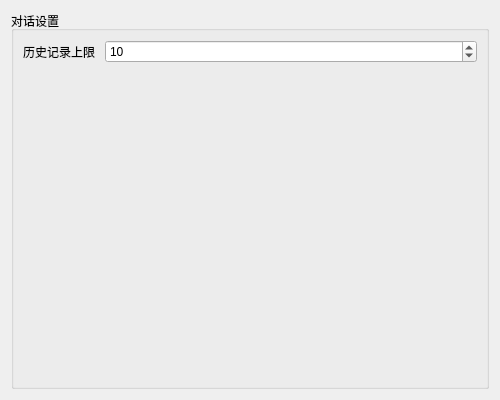
Old version of the form ui/settingswindow/pages/page_general.ui in the repository qiuye-zhou/AkiDesk.
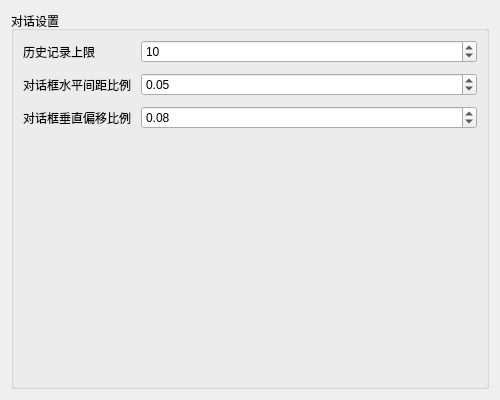
New version of the form.

Commit message: feat：添加自定义配置对话框相对位置

```diff
--- a/ui/settingswindow/pages/page_general.ui
+++ b/ui/settingswindow/pages/page_general.ui
@@ -29,6 +29,42 @@
         <property name="toolTip"><string>对话历史最多保留的条数，超出后自动删除最旧的记录</string></property>
        </widget>
       </item>
+      <item row="1" column="0">
+       <widget class="QLabel" name="lblDialogGapRatio">
+        <property name="text"><string>对话框水平间距比例</string></property>
+       </widget>
+      </item>
+      <item row="1" column="1">
+       <widget class="QDoubleSpinBox" name="spinDialogGapRatio">
+        <property name="minimum"><double>-1.000000000000000</double></property>
+        <property name="maximum"><double>1.000000000000000</double></property>
+        <property name="singleStep"><double>0.010000000000000</double></property>
+        <property name="decimals"><number>2</number></property>
+        <property name="value"><double>0.050000000000000</double></property>
+        <property name="maximumWidth"><number>120</number></property>
+        <property name="minimumWidth"><number>100</number></property>
+        <property name="maximumHeight"><number>26</number></property>
+        <property name="toolTip"><string>对话框右边缘与立绘左边缘的间距占立绘宽度的比例，正值向外（左侧），负值向内（重叠）</string></property>
+       </widget>
+      </item>
+      <item row="2" column="0">
+       <widget class="QLabel" name="lblDialogOffsetYRatio">
+        <property name="text"><string>对话框垂直偏移比例</string></property>
+       </widget>
+      </item>
+      <item row="2" column="1">
+       <widget class="QDoubleSpinBox" name="spinDialogOffsetYRatio">
+        <property name="minimum"><double>-1.000000000000000</double></property>
+        <property name="maximum"><double>1.000000000000000</double></property>
+        <property name="singleStep"><double>0.010000000000000</double></property>
+        <property name="decimals"><number>2</number></property>
+        <property name="value"><double>0.080000000000000</double></property>
+        <property name="maximumWidth"><number>120</number></property>
+        <property name="minimumWidth"><number>100</number></property>
+        <property name="maximumHeight"><number>26</number></property>
+        <property name="toolTip"><string>对话框底部超出立绘顶部的距离占立绘高度的比例，正值向下（重叠），负值向上（远离）</string></property>
+       </widget>
+      </item>
      </layout>
     </widget>
    </item>
```
The commit also changes 5 other files.
